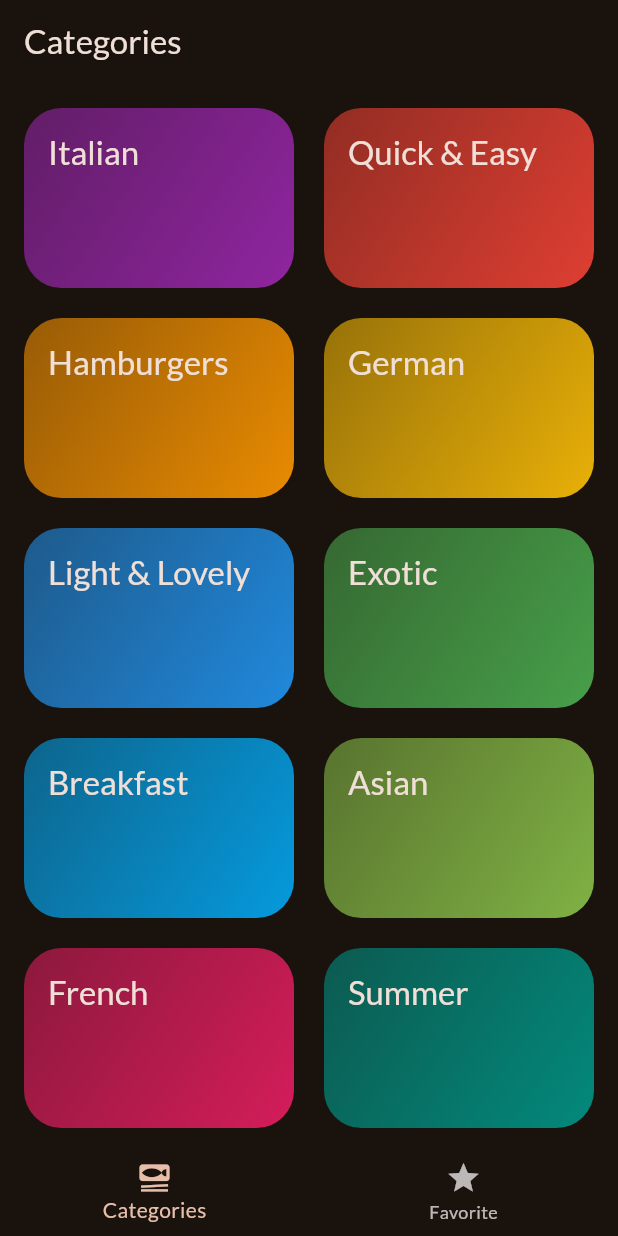
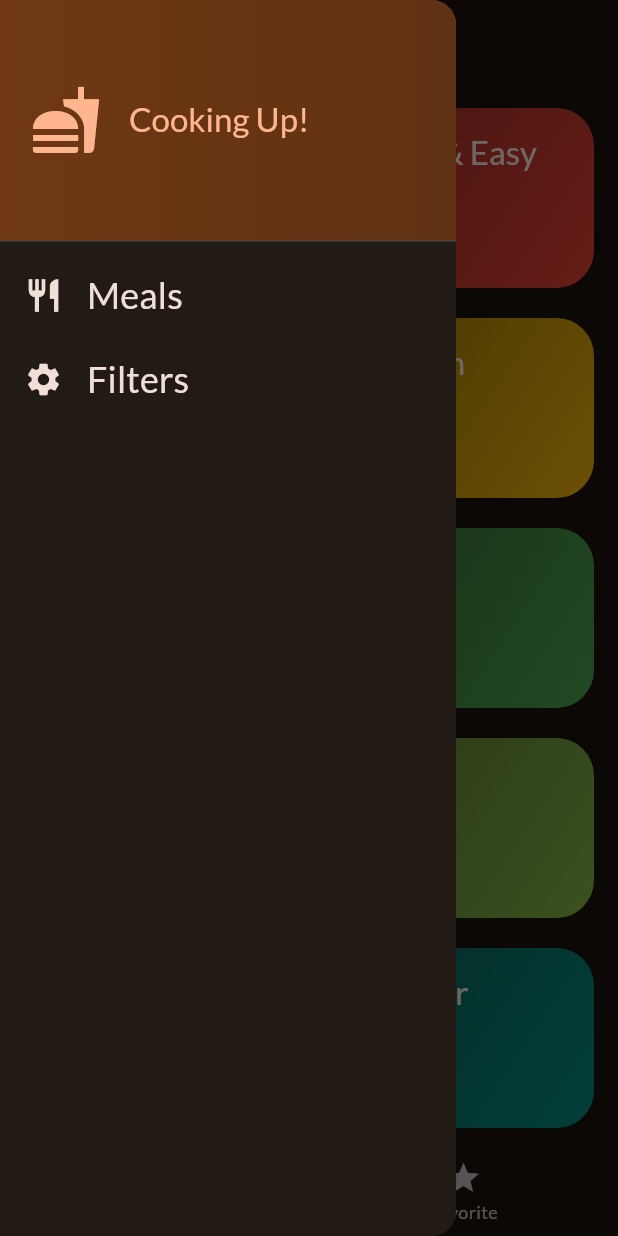
Before and after one commit to RAFYA-Hamza/FlutterAppProjects, a Flutter app: the screen it shows after launch, with the side drawer open (before the commit the screen has no drawer), on a phone screen of 412 x 824 dp. Run offline on Flutter 3.47's test engine with Material 3 defaults, Android fonts, the phone set to English and light mode, and no system bars; our stand-ins replace google_fonts, transparent_image.

Commit message:
last version of meals app

```diff
--- a/meals_app/lib/screens/categories.dart
+++ b/meals_app/lib/screens/categories.dart
@@ -9,11 +9,13 @@ class CategoriesScreen extends StatelessWidget {
   const CategoriesScreen({
     super.key,
     required this.onToggleFavorite,
+    required this.availableMeals,
   });
   final void Function(Meal meal) onToggleFavorite;
+  final List<Meal> availableMeals;
 
   void _selectCategory(BuildContext ctx, Category category) {
-    final newListMeals = dummyMeals
+    final newListMeals = availableMeals
         .where(
           (meal) => meal.categories.contains(category.id),
         )
--- a/meals_app/lib/screens/tabs.dart
+++ b/meals_app/lib/screens/tabs.dart
@@ -1,7 +1,17 @@
 import 'package:flutter/material.dart';
+import 'package:meals_app/data/dummy_data.dart';
 import 'package:meals_app/models/meal_model.dart';
 import 'package:meals_app/screens/categories.dart';
+import 'package:meals_app/screens/filters.dart';
 import 'package:meals_app/screens/meals.dart';
+import 'package:meals_app/widgets/main_drawer.dart';
+
+Map<Filter, bool> kSelectedFilters = {
+  Filter.glutenFree: false,
+  Filter.lactoseFree: false,
+  Filter.vegetarian: false,
+  Filter.vegan: false,
+};
 
 class TabsScreen extends StatefulWidget {
   const TabsScreen({super.key});
@@ -15,6 +25,7 @@ class _TabsScreenState extends State<TabsScreen> {
   late Widget activePage;
   late String activePageTitle;
   final List<Meal> _favoriteMeals = [];
+  Map<Filter, bool> _selectedFilters = kSelectedFilters;
 
   void selectPage(int index) {
     setState(() {
@@ -53,9 +64,47 @@ class _TabsScreenState extends State<TabsScreen> {
     );
   }
 
+  void _setScreen(String identifier) async {
+    Navigator.of(context).pop();
+
+    if (identifier == 'filters') {
+      final result = await Navigator.of(context).push<Map<Filter, bool>>(
+        MaterialPageRoute(
+          builder: (context) {
+            return FiltersScreen(
+              currentFilter: _selectedFilters,
+            );
+          },
+        ),
+      );
+      setState(() {
+        _selectedFilters = result ?? kSelectedFilters;
+      });
+    }
+  }
+
   @override
   Widget build(BuildContext context) {
+    final availableMeals = dummyMeals.where(
+      (meal) {
+        if (_selectedFilters[Filter.glutenFree]! && !meal.isGlutenFree) {
+          return false;
+        }
+        if (_selectedFilters[Filter.lactoseFree]! && !meal.isLactoseFree) {
+          return false;
+        }
+        if (_selectedFilters[Filter.vegetarian]! && !meal.isVegetarian) {
+          return false;
+        }
+        if (_selectedFilters[Filter.vegan]! && !meal.isVegan) {
+          return false;
+        }
+        return true;
+      },
+    ).toList();
+
     activePage = CategoriesScreen(
+      availableMeals: availableMeals,
       onToggleFavorite: toggleMealFavoriteStatus,
     );
     activePageTitle = 'Categories';
@@ -72,6 +121,7 @@ class _TabsScreenState extends State<TabsScreen> {
       appBar: AppBar(
         title: Text(activePageTitle),
       ),
+      drawer: MainDrawer(onSelectScreen: _setScreen),
       body: activePage,
       bottomNavigationBar: BottomNavigationBar(
         currentIndex: _selectedPageIndex,
--- /dev/null
+++ b/meals_app/lib/widgets/main_drawer.dart
@@ -0,0 +1,78 @@
+import 'package:flutter/material.dart';
+
+class MainDrawer extends StatelessWidget {
+  const MainDrawer({
+    super.key,
+    required this.onSelectScreen,
+  });
+
+  final void Function(String identifier) onSelectScreen;
+
+  @override
+  Widget build(BuildContext context) {
+    return Drawer(
+      child: Column(
+        children: [
+          DrawerHeader(
+            padding: const EdgeInsets.all(20),
+            decoration: BoxDecoration(
+                gradient: LinearGradient(colors: [
+              Theme.of(context).colorScheme.primaryContainer,
+              Theme.of(context).colorScheme.primaryContainer.withOpacity(0.8),
+            ])),
+            child: Row(
+              children: [
+                Icon(
+                  Icons.fastfood,
+                  size: 48,
+                  color: Theme.of(context).colorScheme.primary,
+                ),
+                const SizedBox(width: 18),
+                Text(
+                  'Cooking Up!',
+                  style: Theme.of(context).textTheme.titleLarge!.copyWith(
+                        color: Theme.of(context).colorScheme.primary,
+                      ),
+                ),
+              ],
+            ),
+          ),
+          ListTile(
+            leading: Icon(
+              Icons.restaurant,
+              size: 26,
+              color: Theme.of(context).colorScheme.onBackground,
+            ),
+            title: Text(
+              'Meals',
+              style: Theme.of(context).textTheme.titleSmall!.copyWith(
+                    color: Theme.of(context).colorScheme.onBackground,
+                    fontSize: 24,
+                  ),
+            ),
+            onTap: () {
+              onSelectScreen('meals');
+            },
+          ),
+          ListTile(
+            leading: Icon(
+              Icons.settings,
+              size: 26,
+              color: Theme.of(context).colorScheme.onBackground,
+            ),
+            title: Text(
+              'Filters',
+              style: Theme.of(context).textTheme.titleSmall!.copyWith(
+                    color: Theme.of(context).colorScheme.onBackground,
+                    fontSize: 24,
+                  ),
+            ),
+            onTap: () {
+              onSelectScreen('filters');
+            },
+          )
+        ],
+      ),
+    );
+  }
+}
```
Also changed, not shown: meals_app/lib/screens/filters.dart (added, +156 -0 lines).
